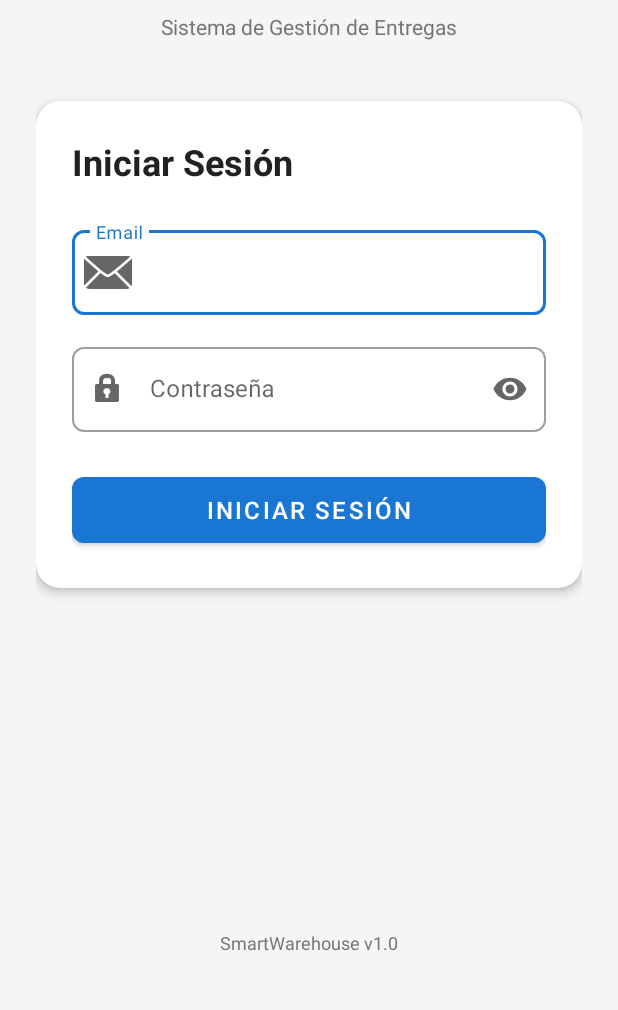
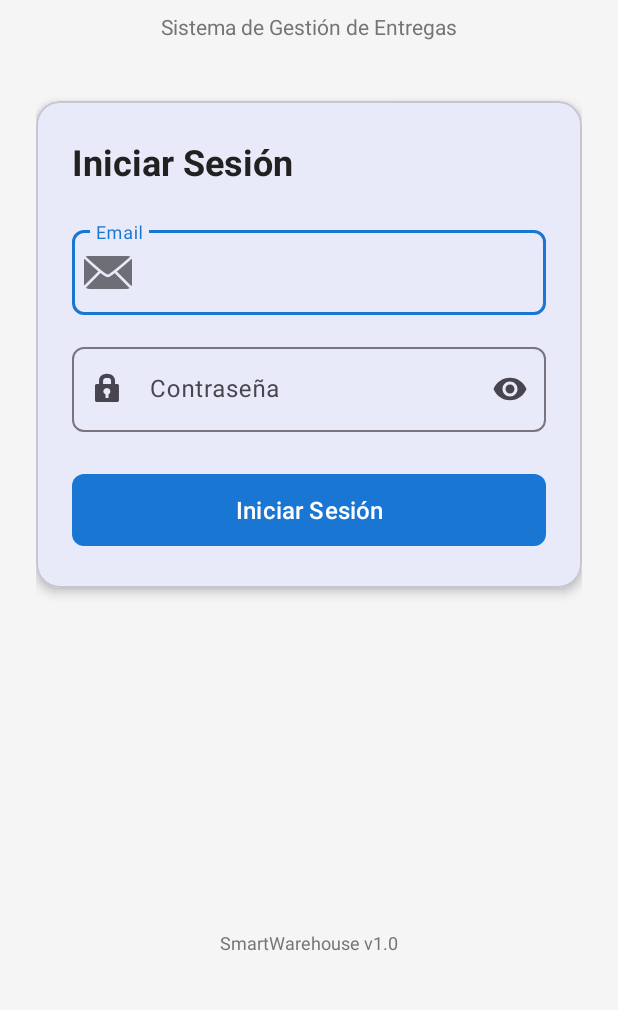
Before and after one commit to Cynnics/SmartWarehouseMobile, an Android app built with Jetpack Compose: the screen it shows after launch (LoginActivity), on a phone screen of 412 x 824 dp, the part 221-1231 px from its top. Run offline under Robolectric (Android 15) with nearby library versions, the phone set to English and light mode, and no system bars.

Commit message:
Login (IP Local)

```diff
--- a/app/src/main/java/com/smartwarehouse/mobile/data/repository/AuthRepository.kt
+++ b/app/src/main/java/com/smartwarehouse/mobile/data/repository/AuthRepository.kt
@@ -61,4 +61,6 @@ class AuthRepository(private val context: Context) {
     fun getUserRole(): String? = sessionManager.getUserRole()
 
     fun getUserName(): String? = sessionManager.getUserName()
+    fun getUserId(): Int = sessionManager.getUserId()
+    fun getUserEmail():String? = sessionManager.getUserEmail()
 }
--- a/app/src/main/java/com/smartwarehouse/mobile/utils/Constants.kt
+++ b/app/src/main/java/com/smartwarehouse/mobile/utils/Constants.kt
@@ -5,10 +5,10 @@ object Constants {
     // API Configuration
     // 🔥 CAMBIA ESTA IP SEGÚN EL EQUIPO DONDE EJECUTES LA API
     // Opción 1: Para emulador Android Studio
-    const val BASE_URL = "http://10.0.2.2:5294/api/"
+    //const val BASE_URL = "http://10.0.2.2:5294/"
 
     // Opción 2: Para dispositivo físico (cambia la IP según tu red)
-    // const val BASE_URL = "http://192.168.1.100:5294/api/"
+    const val BASE_URL = "http://192.168.1.135:5294/api/"
 
     // Opción 3: Para usar con túnel ngrok (desarrollo avanzado)
     // const val BASE_URL = "https://tu-url.ngrok.io/api/"
--- a/app/src/main/res/layout/activity_login.xml
+++ b/app/src/main/res/layout/activity_login.xml
@@ -47,7 +47,8 @@
         app:layout_constraintEnd_toEndOf="parent"
         android:layout_marginTop="40dp">
 
-        <LinearLayout
+
+    <LinearLayout
             android:layout_width="match_parent"
             android:layout_height="wrap_content"
             android:orientation="vertical"
@@ -96,7 +97,7 @@
                 app:boxCornerRadiusTopEnd="8dp"
                 app:boxCornerRadiusBottomStart="8dp"
                 app:boxCornerRadiusBottomEnd="8dp"
-                style="@style/Widget.MaterialComponents.TextInputLayout.OutlinedBox">
+                style="@style/Widget.Material3.TextInputLayout.OutlinedBox">
 
                 <com.google.android.material.textfield.TextInputEditText
                     android:id="@+id/passwordInput"
@@ -140,4 +141,5 @@
         app:layout_constraintEnd_toEndOf="parent"
         android:layout_marginBottom="16dp"/>
 
+
 </androidx.constraintlayout.widget.ConstraintLayout>
--- a/app/src/main/res/values/themes.xml
+++ b/app/src/main/res/values/themes.xml
@@ -1,5 +1,5 @@
 <resources xmlns:tools="http://schemas.android.com/tools">
-    <style name="Theme.SmartWarehouse" parent="Theme.AppCompat.Light.NoActionBar">
+    <style name="Theme.SmartWarehouse" parent="Theme.Material3.Light.NoActionBar">
         <!-- Colores base -->
         <item name="colorPrimary">#1976D2</item>
         <item name="colorPrimaryDark">#1565C0</item>
@@ -7,4 +7,6 @@
         <item name="android:statusBarColor">#1565C0</item>
         <item name="android:windowBackground">#E3F2FD</item>
     </style>
+
+
 </resources>
```
Also changed, not shown: app/src/main/res/values/strings.xml (line endings or trailing spaces).
